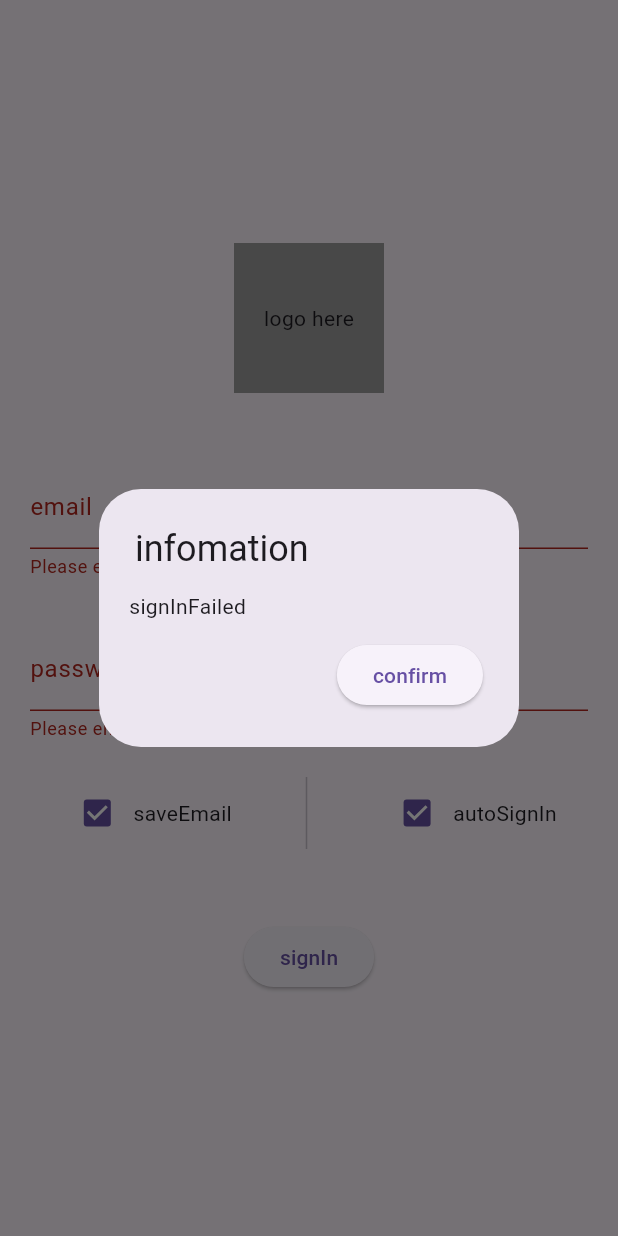
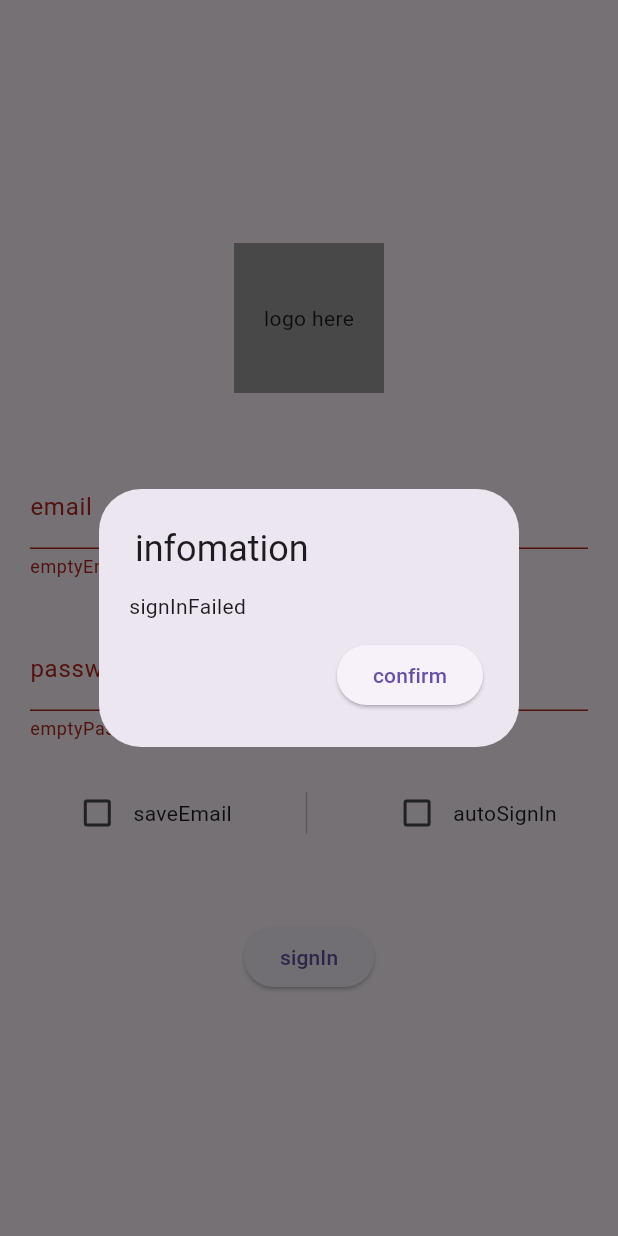
Before and after one commit to Raonshi/misik_guide, a Flutter app: the screen it shows after launch, after a tap on "signIn", on a phone screen of 412 x 824 dp. Run offline on Flutter 3.47's test engine with Material 2 defaults, Android fonts, the phone set to English and light mode, and no system bars; our stand-ins replace bloc, flutter_bloc, freezed_annotation.

Commit message:
improve auth page

```diff
--- a/lib/blocs/auth/auth_bloc.dart
+++ b/lib/blocs/auth/auth_bloc.dart
@@ -4,6 +4,15 @@ import 'package:misik_guide/blocs/auth/auth_state.dart';
 class AuthBloc extends Cubit<AuthState> {
   AuthBloc() : super(AuthState.initial());
 
+  void onCheckSaveEmail(bool? value) {
+    emit(state.copyWith(checkSaveEmail: value ?? false));
+  }
 
+  void onCheckAutoSignIn(bool? value) {
+    emit(state.copyWith(checkAutoSignIn: value ?? false));
+  }
 
+  void onClickSignIn() {
+    emit(state.copyWith(isSignedIn: true));
+  }
 }
--- a/lib/blocs/auth/auth_state.dart
+++ b/lib/blocs/auth/auth_state.dart
@@ -9,6 +9,8 @@ part 'auth_state.freezed.dart';
 class AuthState with _$AuthState {
   const factory AuthState({
     @Default(false) bool isSignedIn,
+    @Default(false) bool checkSaveEmail,
+    @Default(false) bool checkAutoSignIn,
   }) = _AuthState;
 
   const AuthState._();
--- a/lib/pages/auth_page.dart
+++ b/lib/pages/auth_page.dart
@@ -1,7 +1,9 @@
 import 'package:flutter/material.dart';
 import 'package:flutter_bloc/flutter_bloc.dart';
 import 'package:misik_guide/blocs/auth/auth_bloc.dart';
+import 'package:misik_guide/blocs/auth/auth_state.dart';
 import 'package:misik_guide/utils/dialog.dart';
+import 'package:misik_guide/utils/validation.dart';
 
 class AuthPage extends StatelessWidget {
   const AuthPage({super.key});
@@ -10,18 +12,19 @@ class AuthPage extends StatelessWidget {
   Widget build(BuildContext context) {
     return BlocProvider(
       create: (context) => AuthBloc(),
-      child: const _AuthPageBody(),
+      child: _AuthPageBody(),
     );
   }
 }
 
 class _AuthPageBody extends StatelessWidget {
-  const _AuthPageBody();
+  late final GlobalKey<FormState> _formKey;
+  _AuthPageBody() {
+    _formKey = GlobalKey<FormState>();
+  }
 
   @override
   Widget build(BuildContext context) {
-    final GlobalKey<FormState> _formKey = GlobalKey<FormState>();
-
     return GestureDetector(
       onTap: () => FocusScope.of(context).unfocus(),
       child: Scaffold(
@@ -47,26 +50,21 @@ class _AuthPageBody extends StatelessWidget {
                         decoration: const InputDecoration(
                           label: Text("email"),
                         ),
-                        validator: (value) {
-                          if ((value ?? "").isEmpty) return "Please enter your email";
-                          return null;
-                        },
+                        validator: (value) => validateDomainEmail(value, "rsupport.com"),
                       ),
                       const SizedBox(height: 32.0),
                       TextFormField(
                         decoration: const InputDecoration(
                           label: Text("password"),
                         ),
-                        validator: (value) {
-                          if ((value ?? "").isEmpty) return "Please enter your password";
-                          return null;
-                        },
+                        validator: (value) => validatePassword(value),
                       ),
                     ],
                   ),
                 ),
                 const SizedBox(height: 24.0),
-                IntrinsicHeight(
+                BlocBuilder<AuthBloc, AuthState>(builder: (context, state) {
+                  return IntrinsicHeight(
                     child: Row(
                       mainAxisSize: MainAxisSize.max,
                       mainAxisAlignment: MainAxisAlignment.spaceAround,
@@ -74,21 +72,28 @@ class _AuthPageBody extends StatelessWidget {
                         Row(
                           mainAxisSize: MainAxisSize.min,
                           children: [
-                          Checkbox.adaptive(value: true, onChanged: (value) {}),
+                            Checkbox.adaptive(
+                              value: state.checkSaveEmail,
+                              onChanged: context.read<AuthBloc>().onCheckSaveEmail,
+                            ),
                             const Text("saveEmail"),
                           ],
                         ),
-                      const VerticalDivider(),
+                        const VerticalDivider(indent: 10.0, endIndent: 10.0),
                         Row(
                           mainAxisSize: MainAxisSize.min,
                           children: [
-                          Checkbox.adaptive(value: true, onChanged: (value) {}),
+                            Checkbox.adaptive(
+                              value: state.checkAutoSignIn,
+                              onChanged: context.read<AuthBloc>().onCheckAutoSignIn,
+                            ),
                             const Text("autoSignIn"),
                           ],
                         ),
                       ],
                     ),
-                ),
+                  );
+                }),
                 const SizedBox(height: 48.0),
                 ElevatedButton(
                   onPressed: () {
--- /dev/null
+++ b/lib/utils/validation.dart
@@ -0,0 +1,37 @@
+String? validateEmail(String? text) {
+  if ((text ?? "").isEmpty) {
+    return "emptyEmail";
+  }
+  if (!RegExp(r"^[a-zA-Z0-9.]+@[a-zA-Z0-9]+\.[a-zA-Z]+").hasMatch(text!)) {
+    return "incorrectEmail";
+  }
+  return null;
+}
+
+String? validateDomainEmail(String? text, String domain) {
+  if ((text ?? "").isEmpty) {
+    return "emptyEmail";
+  }
+
+  if (!RegExp(r"^[a-zA-Z0-9.]+@[a-zA-Z0-9]+\.[a-zA-Z]+").hasMatch(text!)) {
+    return "incorrectEmail";
+  } else {
+    if (!RegExp(r"^[a-zA-Z0-9.]+@" + domain).hasMatch(text)) {
+      return "incorrectDomain";
+    }
+  }
+  return null;
+}
+
+String? validatePassword(String? value) {
+  if ((value ?? "").isEmpty) return "emptyPassword";
+  if (value!.length < 8) return "shortPassword";
+  if (value.length > 23) return "longPassword";
+
+  // prevent sql injection
+  if (RegExp(r"[^a-zA-Z0-9!@#$%^&*()_+|<>?]+").hasMatch(value)) {
+    return "invalidPassword";
+  }
+
+  return null;
+}
```
Also changed, not shown: lib/blocs/auth/auth_state.freezed.dart. Lines whose indentation alone changed are shown as unchanged.
